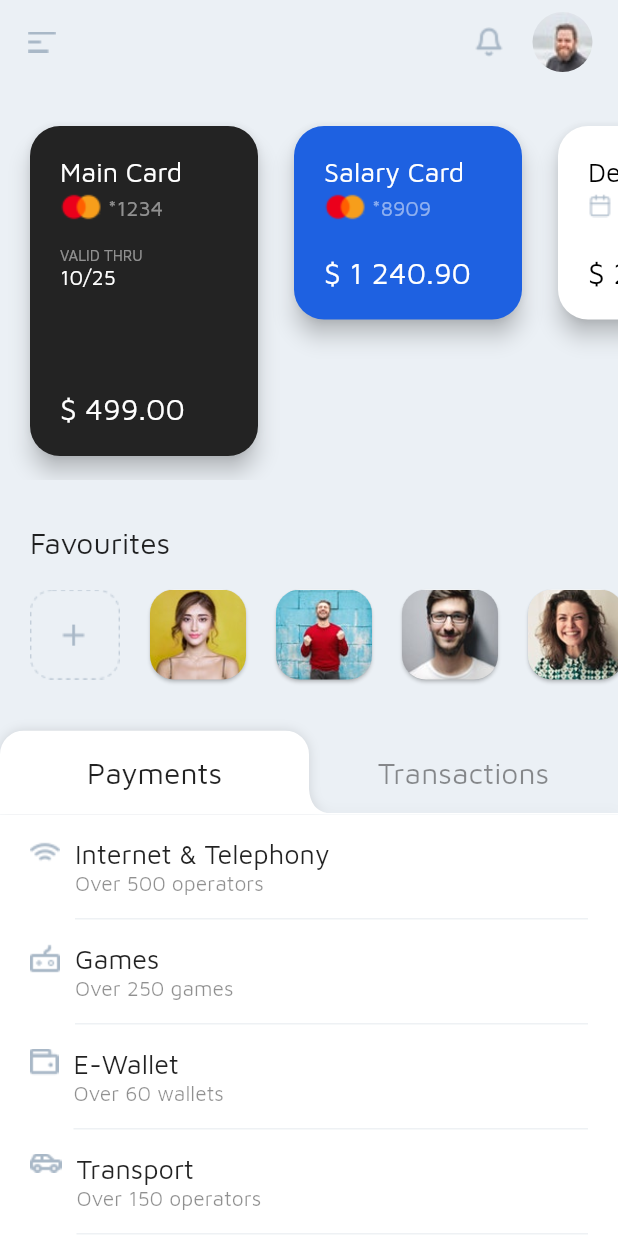
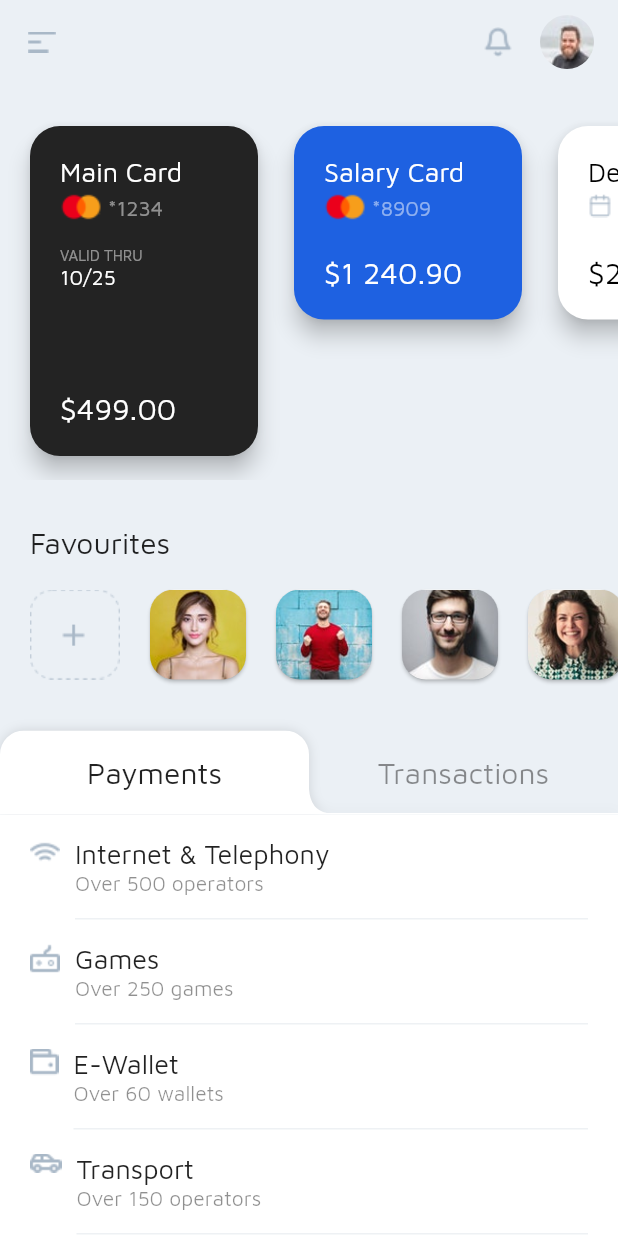
Before and after one commit to shiburagi/payment_flow_bank, a Flutter app: the screen it shows after launch, on a phone screen of 412 x 824 dp. Run offline on Flutter 3.47's test engine with Material 2 defaults, Android fonts, the phone set to English and light mode, and no system bars; accounts and stored records are empty.

Commit message:
Adjust data and ui

```diff
--- a/lib/dummy/favourites.dart
+++ b/lib/dummy/favourites.dart
@@ -2,7 +2,7 @@ import 'package:flutter/material.dart';
 
 List favourites = [
   {
-    "name": "John",
+    "name": "Jessica",
     "image": "favourite1.jpg",
     "account": {
       "name": "Credit Card",
@@ -11,7 +11,7 @@ List favourites = [
     },
   },
   {
-    "name": "John",
+    "name": "James Smith",
     "image": "favourite2.jpg",
     "account": {
       "name": "Credit Card",
@@ -20,7 +20,7 @@ List favourites = [
     },
   },
   {
-    "name": "John",
+    "name": "Adam Fury",
     "image": "favourite3.jpg",
     "account": {
       "name": "Credit Card",
@@ -29,7 +29,7 @@ List favourites = [
     },
   },
   {
-    "name": "John",
+    "name": "Sara",
     "image": "favourite4.jpg",
     "account": {
       "name": "Credit Card",
@@ -38,7 +38,7 @@ List favourites = [
     },
   },
   {
-    "name": "John",
+    "name": "Alexander",
     "image": "favourite5.jpg",
     "account": {
       "name": "Credit Card",
@@ -47,7 +47,7 @@ List favourites = [
     },
   },
   {
-    "name": "John",
+    "name": "Mary Jane",
     "image": "favourite6.jpg",
     "account": {
       "name": "Credit Card",
--- a/lib/entities/account.dart
+++ b/lib/entities/account.dart
@@ -18,7 +18,7 @@ class Account {
   }
 
   String getAmountInString() {
-    return "\$ ${NumberFormat("#,###.00").format(amount).replaceAll(",", " ")}";
+    return "\$${NumberFormat("#,###.00").format(amount).replaceAll(",", " ")}";
   }
 
   Map toJson() {
--- a/lib/pages/app.dart
+++ b/lib/pages/app.dart
@@ -38,12 +38,12 @@ class _AppPageState extends State<AppPage> {
             image: Assets.image("bell.png"),
           ),
           Container(
-            margin: EdgeInsets.only(right: 16, top: 8, bottom: 8),
+            margin: EdgeInsets.only(right: 16, top: 10, bottom: 10),
             decoration: BoxDecoration(
                 shape: BoxShape.circle,
                 image: DecorationImage(
-                    image: Assets.image("user1.jpg"), fit: BoxFit.fitHeight)),
-            width: 42,
+                    image: Assets.image("user1.jpg"), fit: BoxFit.cover)),
+            width: 36,
           ),
         ],
       ),
```
